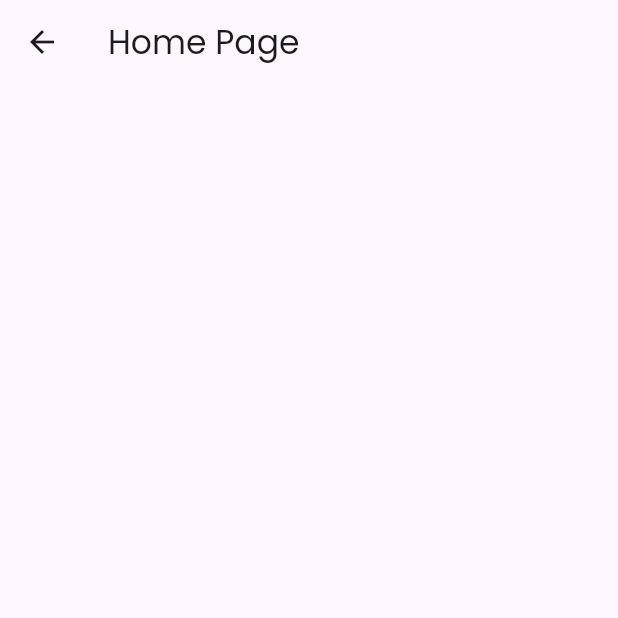
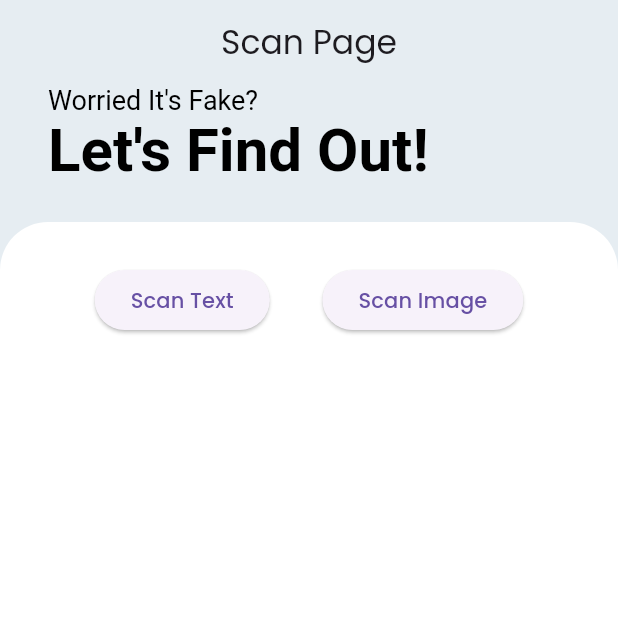
Before and after one commit to x3nozite/Lumen, a Flutter app: the ScanPage screen opened directly, on a phone screen of 412 x 824 dp, the top half of it. Run offline on Flutter 3.47's test engine with Material 3 defaults, Android fonts, the phone set to English and light mode, and no system bars.

Commit message:
fitur banyak tanya briant

```diff
--- a/frontend/lib/main.dart
+++ b/frontend/lib/main.dart
@@ -1,5 +1,5 @@
 import 'package:flutter/material.dart';
-import 'package:frontend/screens/result/result.dart';
+import 'package:frontend/screens/scan/scanpage.dart';
 
 void main() {
   // 1. App Entry Point
@@ -13,8 +13,8 @@ class Lumen extends StatelessWidget {
   Widget build(BuildContext context) {
     return MaterialApp(
       debugShowCheckedModeBanner: false,
-      theme: ThemeData(fontFamily: 'Poppins'),
-      home: const ResultPage(),
+      theme: ThemeData(fontFamily: 'Poppins', primaryColor: Color(0xFFE6EDF2)),
+      home: const ScanPage(),
     );
   }
 }
--- a/frontend/lib/screens/scan/scanpage.dart
+++ b/frontend/lib/screens/scan/scanpage.dart
@@ -1,10 +1,95 @@
 import 'package:flutter/material.dart';
+import 'package:frontend/screens/scan/input/inputtext.dart';
+import 'package:frontend/screens/scan/input/inputimage.dart';
 
 class ScanPage extends StatelessWidget {
   const ScanPage({super.key});
 
   @override
   Widget build(BuildContext context) {
-    return Scaffold(appBar: AppBar(title: Text('Home Page')));
+    return Scaffold(
+      backgroundColor: Theme.of(context).primaryColor,
+      appBar: AppBar(
+        title: Text('Scan Page'),
+        centerTitle: true,
+        backgroundColor: Theme.of(context).primaryColor,
+      ),
+      body: Column(
+        crossAxisAlignment: CrossAxisAlignment.start,
+        children: <Widget>[
+          _titleText(context),
+          SizedBox(height: 24),
+          Expanded(
+            child: Container(
+              width: double.infinity,
+              decoration: BoxDecoration(
+                borderRadius: BorderRadius.only(
+                  topLeft: Radius.circular(32),
+                  topRight: Radius.circular(32),
+                ),
+                color: Colors.white,
+              ),
+              padding: EdgeInsets.all(28),
+              child: Column(
+                crossAxisAlignment: CrossAxisAlignment.center,
+                children: <Widget>[_scanbuttonRow(context)],
+              ),
+            ),
+          ),
+        ],
+      ),
+    );
+  }
+
+  Row _scanbuttonRow(BuildContext context) {
+    return Row(
+      crossAxisAlignment: CrossAxisAlignment.center,
+      mainAxisAlignment: MainAxisAlignment.spaceEvenly,
+      children: <Widget>[
+        ElevatedButton(
+          onPressed: () {
+            Navigator.push(
+              context,
+              MaterialPageRoute(builder: (context) => const InputTextScreen()),
+            );
+          },
+          child: const Text('Scan Text'),
+        ),
+        ElevatedButton(
+          onPressed: () {
+            Navigator.push(
+              context,
+              MaterialPageRoute(builder: (context) => const InputImageScreen()),
+            );
+          },
+          child: const Text('Scan Image'),
+        ),
+      ],
+    );
+  }
+
+  Padding _titleText(BuildContext context) {
+    return Padding(
+      padding: const EdgeInsets.only(left: 32.0),
+      child: RichText(
+        text: TextSpan(
+          style: DefaultTextStyle.of(context).style.copyWith(
+            fontFamily: 'Poppins',
+            color: Colors.black,
+            decoration: TextDecoration.none,
+          ),
+          children: <TextSpan>[
+            TextSpan(
+              text: 'Worried It\'s Fake?\n',
+              style: const TextStyle(fontSize: 18, fontWeight: FontWeight.w400),
+            ),
+            TextSpan(
+              text: 'Let\'s Find Out!',
+              style: const TextStyle(fontSize: 40, fontWeight: FontWeight.bold),
+            ),
+          ],
+        ),
+      ),
+    );
   }
 }
--- a/frontend/pubspec.yaml
+++ b/frontend/pubspec.yaml
@@ -84,6 +84,7 @@ flutter:
         - asset: fonts/Poppins-Regular.ttf
           weight: 400
         - asset: fonts/Poppins-SemiBold.ttf
+          weight: 600
   #
   # For details regarding fonts from package dependencies,
   # see https://flutter.dev/to/font-from-package
```
Also changed, not shown: frontend/lib/screens/scan/input/inputimage.dart (added, +13 -0 lines), frontend/lib/screens/scan/input/inputtext.dart (added, +13 -0 lines), frontend/lib/screens/scan/result/result.dart (renamed from frontend/lib/screens/result/result.dart).
